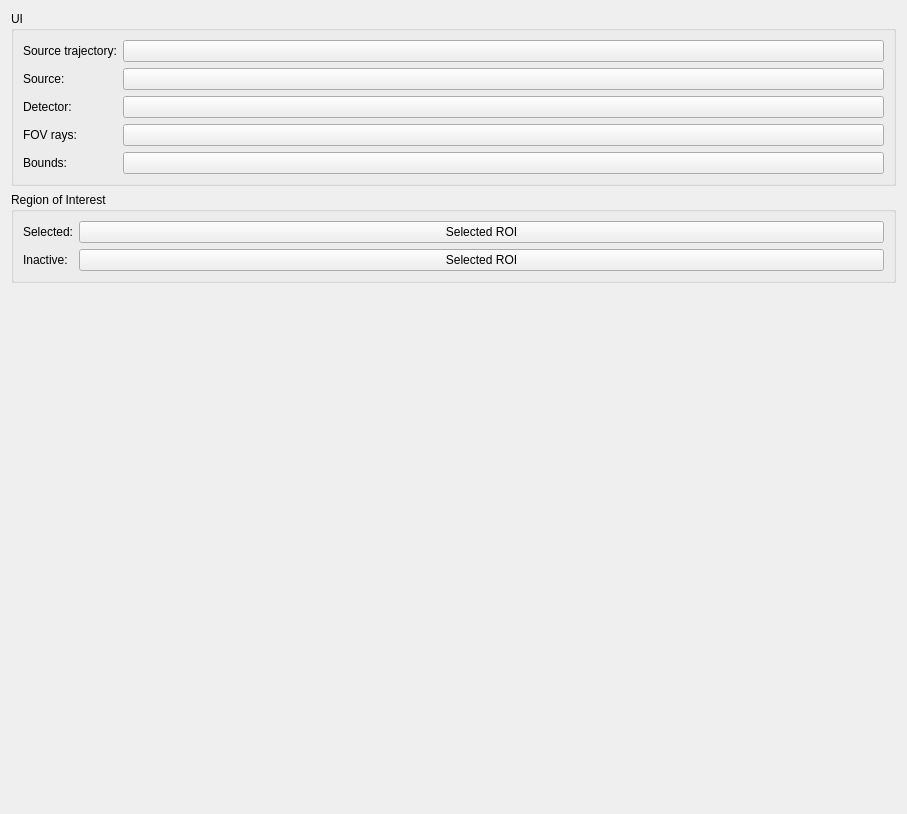
Above: 3Dslicer/CT-Wood/CTWood/SinoReconsVisual2/Resources/UI/SinoReconsVisual2SettingsPanel.ui from ouaburst/CT_GUI_Docker before the change. Below: the same form after it.
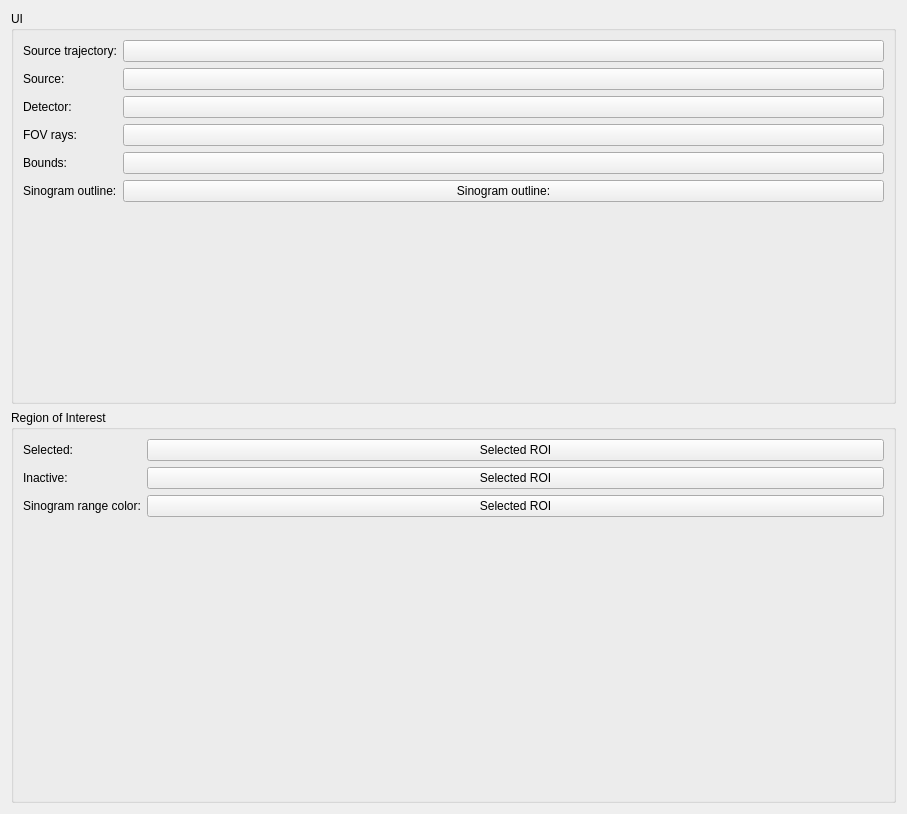
That is the form after the change. Custom widgets are drawn as their Qt base class.

Commit message: Add settings panel for controlling colors. Changed default colors. Change the sinogram range slider to have the same color as in the 3D view.

What changed in the file:
```diff
--- a/3Dslicer/CT-Wood/CTWood/SinoReconsVisual2/Resources/UI/SinoReconsVisual2SettingsPanel.ui
+++ b/3Dslicer/CT-Wood/CTWood/SinoReconsVisual2/Resources/UI/SinoReconsVisual2SettingsPanel.ui
@@ -13,86 +13,8 @@
   <property name="windowTitle">
    <string>Form</string>
   </property>
-  <layout class="QFormLayout" name="formLayout_3">
-   <item row="1" column="0" colspan="2">
-    <widget class="ctkCollapsibleGroupBox" name="roiSettingsBox">
-     <property name="sizePolicy">
-      <sizepolicy hsizetype="Preferred" vsizetype="Preferred">
-       <horstretch>0</horstretch>
-       <verstretch>0</verstretch>
-      </sizepolicy>
-     </property>
-     <property name="title">
-      <string>Region of Interest</string>
-     </property>
-     <layout class="QFormLayout" name="formLayout_2">
-      <property name="sizeConstraint">
-       <enum>QLayout::SetDefaultConstraint</enum>
-      </property>
-      <item row="0" column="0">
-       <widget class="QLabel" name="selectedROILabel">
-        <property name="text">
-         <string>Selected:</string>
-        </property>
-       </widget>
-      </item>
-      <item row="0" column="1">
-       <widget class="ctkColorPickerButton" name="selectedROIColorPickerButton">
-        <property name="sizePolicy">
-         <sizepolicy hsizetype="Expanding" vsizetype="Fixed">
-          <horstretch>0</horstretch>
-          <verstretch>0</verstretch>
-         </sizepolicy>
-        </property>
-        <property name="text">
-         <string>Selected ROI</string>
-        </property>
-        <property name="color">
-         <color>
-          <red>255</red>
-          <green>0</green>
-          <blue>0</blue>
-         </color>
-        </property>
-        <property name="dialogOptions">
-         <set>ctkColorPickerButton::ShowAlphaChannel</set>
-        </property>
-       </widget>
-      </item>
-      <item row="1" column="0">
-       <widget class="QLabel" name="inactiveROILabel">
-        <property name="text">
-         <string>Inactive:</string>
-        </property>
-       </widget>
-      </item>
-      <item row="1" column="1">
-       <widget class="ctkColorPickerButton" name="inactiveROIColorPickerButton">
-        <property name="sizePolicy">
-         <sizepolicy hsizetype="Expanding" vsizetype="Fixed">
-          <horstretch>0</horstretch>
-          <verstretch>0</verstretch>
-         </sizepolicy>
-        </property>
-        <property name="text">
-         <string>Selected ROI</string>
-        </property>
-        <property name="color">
-         <color alpha="25">
-          <red>25</red>
-          <green>25</green>
-          <blue>25</blue>
-         </color>
-        </property>
-        <property name="dialogOptions">
-         <set>ctkColorPickerButton::ShowAlphaChannel</set>
-        </property>
-       </widget>
-      </item>
-     </layout>
-    </widget>
-   </item>
-   <item row="0" column="0" colspan="2">
+  <layout class="QVBoxLayout" name="verticalLayout">
+   <item>
     <widget class="ctkCollapsibleGroupBox" name="uiSettingsBox">
      <property name="sizePolicy">
       <sizepolicy hsizetype="Preferred" vsizetype="Preferred">
@@ -111,6 +33,20 @@
         </property>
        </widget>
       </item>
+      <item row="0" column="1">
+       <widget class="ctkColorPickerButton" name="sourceTrajectoryColorPickerButton">
+        <property name="color">
+         <color>
+          <red>90</red>
+          <green>92</green>
+          <blue>193</blue>
+         </color>
+        </property>
+        <property name="dialogOptions">
+         <set>ctkColorPickerButton::ShowAlphaChannel</set>
+        </property>
+       </widget>
+      </item>
       <item row="1" column="0">
        <widget class="QLabel" name="sourceLabel">
         <property name="text">
@@ -123,8 +59,8 @@
         <property name="color">
          <color>
           <red>255</red>
-          <green>255</green>
-          <blue>0</blue>
+          <green>234</green>
+          <blue>117</blue>
          </color>
         </property>
         <property name="dialogOptions">
@@ -142,10 +78,10 @@
       <item row="2" column="1">
        <widget class="ctkColorPickerButton" name="detectorColorPickerButton">
         <property name="color">
-         <color>
+         <color alpha="178">
           <red>255</red>
-          <green>127</green>
-          <blue>0</blue>
+          <green>152</green>
+          <blue>35</blue>
          </color>
         </property>
         <property name="dialogOptions">
@@ -164,9 +100,9 @@
        <widget class="ctkColorPickerButton" name="fovRaysColorPickerButton">
         <property name="color">
          <color>
-          <red>0</red>
-          <green>255</green>
-          <blue>0</blue>
+          <red>223</red>
+          <green>198</green>
+          <blue>98</blue>
          </color>
         </property>
         <property name="dialogOptions">
@@ -195,13 +131,128 @@
         </property>
        </widget>
       </item>
+      <item row="5" column="0">
+       <widget class="QLabel" name="sinogramOutlineLabel">
+        <property name="text">
+         <string>Sinogram outline:</string>
+        </property>
+       </widget>
+      </item>
+      <item row="5" column="1">
+       <widget class="ctkColorPickerButton" name="sinogramOutlineColorPickerButton">
+        <property name="text">
+         <string>Sinogram outline:</string>
+        </property>
+        <property name="color">
+         <color>
+          <red>160</red>
+          <green>160</green>
+          <blue>160</blue>
+         </color>
+        </property>
+        <property name="dialogOptions">
+         <set>ctkColorPickerButton::ShowAlphaChannel</set>
+        </property>
+       </widget>
+      </item>
+     </layout>
+    </widget>
+   </item>
+   <item>
+    <widget class="ctkCollapsibleGroupBox" name="roiSettingsBox">
+     <property name="sizePolicy">
+      <sizepolicy hsizetype="Preferred" vsizetype="Preferred">
+       <horstretch>0</horstretch>
+       <verstretch>0</verstretch>
+      </sizepolicy>
+     </property>
+     <property name="title">
+      <string>Region of Interest</string>
+     </property>
+     <layout class="QFormLayout" name="formLayout_2">
+      <item row="0" column="0">
+       <widget class="QLabel" name="selectedROILabel">
+        <property name="text">
+         <string>Selected:</string>
+        </property>
+       </widget>
+      </item>
       <item row="0" column="1">
-       <widget class="ctkColorPickerButton" name="sourceTrajectoryColorPickerButton">
+       <widget class="ctkColorPickerButton" name="selectedROIColorPickerButton">
+        <property name="sizePolicy">
+         <sizepolicy hsizetype="Expanding" vsizetype="Fixed">
+          <horstretch>0</horstretch>
+          <verstretch>0</verstretch>
+         </sizepolicy>
+        </property>
+        <property name="text">
+         <string>Selected ROI</string>
+        </property>
+        <property name="color">
+         <color alpha="150">
+          <red>255</red>
+          <green>26</green>
+          <blue>26</blue>
+         </color>
+        </property>
+        <property name="dialogOptions">
+         <set>ctkColorPickerButton::ShowAlphaChannel</set>
+        </property>
+       </widget>
+      </item>
+      <item row="1" column="0">
+       <widget class="QLabel" name="inactiveROILabel">
+        <property name="text">
+         <string>Inactive:</string>
+        </property>
+       </widget>
+      </item>
+      <item row="1" column="1">
+       <widget class="ctkColorPickerButton" name="inactiveROIColorPickerButton">
+        <property name="sizePolicy">
+         <sizepolicy hsizetype="Expanding" vsizetype="Fixed">
+          <horstretch>0</horstretch>
+          <verstretch>0</verstretch>
+         </sizepolicy>
+        </property>
+        <property name="text">
+         <string>Selected ROI</string>
+        </property>
+        <property name="color">
+         <color alpha="25">
+          <red>25</red>
+          <green>25</green>
+          <blue>25</blue>
+         </color>
+        </property>
+        <property name="dialogOptions">
+         <set>ctkColorPickerButton::ShowAlphaChannel</set>
+        </property>
+       </widget>
+      </item>
+      <item row="2" column="0">
+       <widget class="QLabel" name="roiSinogramRangeLabel">
+        <property name="text">
+         <string>Sinogram range color:</string>
+        </property>
+       </widget>
+      </item>
+      <item row="2" column="1">
+       <widget class="ctkColorPickerButton" name="roiSinogramRangeColorPickerButton">
+        <property name="sizePolicy">
+         <sizepolicy hsizetype="Expanding" vsizetype="Fixed">
+          <horstretch>0</horstretch>
+          <verstretch>0</verstretch>
+         </sizepolicy>
+        </property>
+        <property name="text">
+         <string>Selected ROI</string>
+        </property>
         <property name="color">
          <color>
-          <red>0</red>
-          <green>102</green>
-          <blue>255</blue>
+          <red>255</red>
+          <green>201</green>
+          <blue>74</blue>
          </color>
         </property>
         <property name="dialogOptions">
```
The commit also changes 2 other files.
